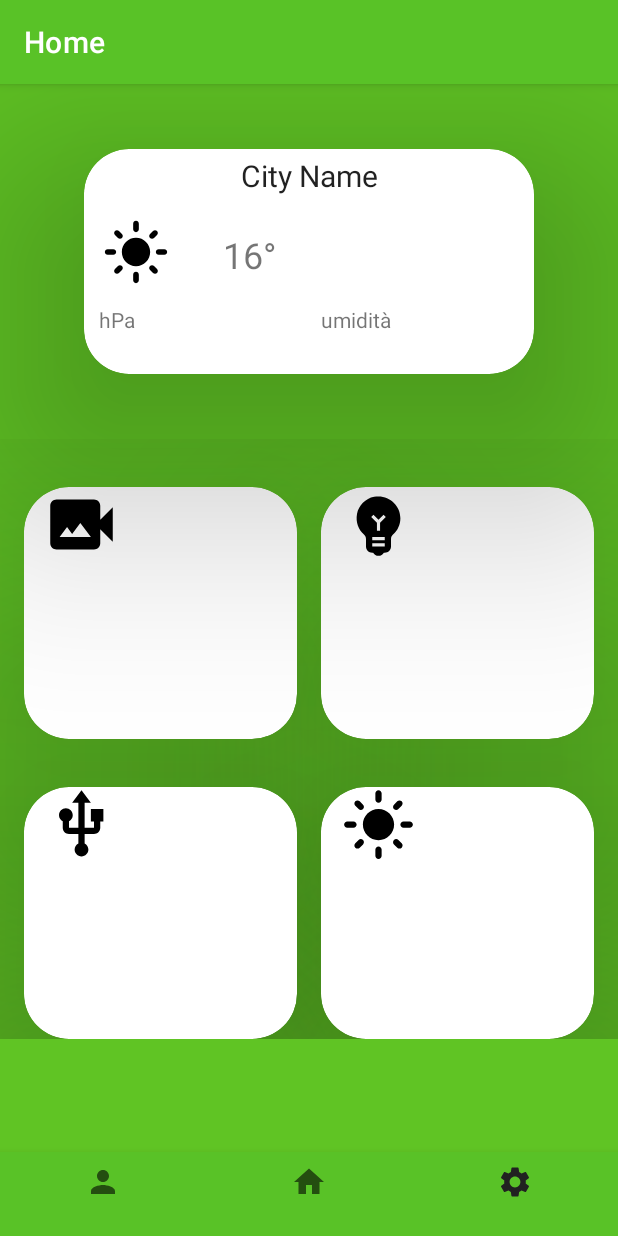
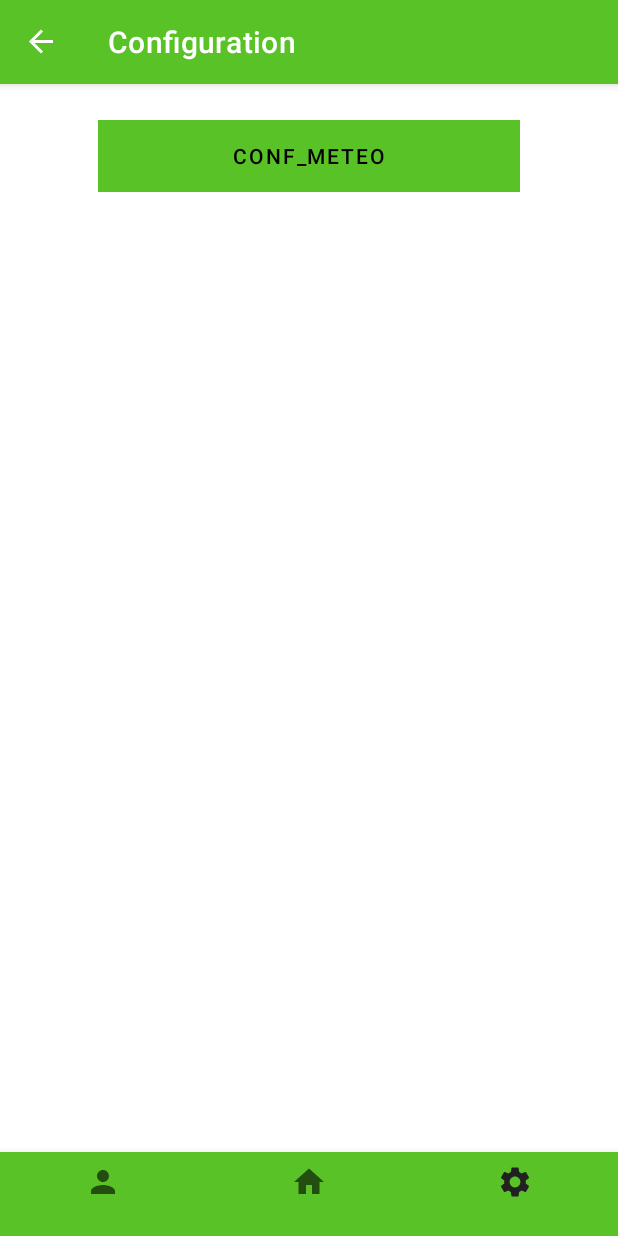
Before and after one commit to reirocco/Domotik, an Android app: the ConfigurationFragment screen opened through its navigation route, item 3 of the bottom bar chosen, on a phone screen of 412 x 824 dp. Run offline under Robolectric (Android 15) with nearby library versions, the phone set to English and light mode, and no system bars; our stand-ins replace Firebase (no records; nobody signed in at launch, a user with empty details on screens opened directly), data binding, navigation-ui; libraries missing offline, so code that uses them is left out: io.grpc.internal; 1 statement that could not run was skipped.

Commit message:
add Configuration and popup

```diff
--- a/app/build.gradle.kts
+++ b/app/build.gradle.kts
@@ -60,6 +60,7 @@ android {
         implementation("com.google.firebase:firebase-auth-ktx:22.3.0")
         implementation("androidx.databinding:databinding-runtime:8.2.0")
         implementation("com.google.firebase:firebase-database-ktx:20.3.0")
+        implementation("com.google.android.gms:play-services-location:21.1.0")
         testImplementation("junit:junit:4.13.2")
         androidTestImplementation("androidx.test.ext:junit:1.1.5")
         androidTestImplementation("androidx.test.espresso:espresso-core:3.5.1")
--- a/app/src/main/java/com/example/domotik/MainActivity.kt
+++ b/app/src/main/java/com/example/domotik/MainActivity.kt
@@ -3,7 +3,6 @@ package com.example.domotik
 //import com.example.domotik.ui.camera.CameraActivity
 import android.content.Intent
 import android.os.Bundle
-import android.util.Log
 import android.view.View
 import androidx.appcompat.app.AppCompatActivity
 import androidx.cardview.widget.CardView
@@ -18,8 +17,6 @@ import com.google.android.material.bottomnavigation.BottomNavigationView
 import com.google.firebase.auth.FirebaseAuth
 
 //import com.example.domotik.ui.videosorveglianza.VideoActivity
-
-
 
 
 class MainActivity : AppCompatActivity() {
@@ -44,48 +41,47 @@ class MainActivity : AppCompatActivity() {
         // menu should be considered as top level destinations.
         val appBarConfiguration = AppBarConfiguration(
             setOf(
-                R.id.navigation_home, R.id.navigation_dashboard, R.id.navigation_notifications
+                R.id.navigation_home, R.id.navigation_dashboard, R.id.configuration
             )
         )
         setupActionBarWithNavController(navController, appBarConfiguration)
         navView.setupWithNavController(navController)
+
+
         if (FirebaseAuth.getInstance().currentUser != null) {
+            true
+        } else {
+            true
+        }
+        //@valeria cannone A CHE SERVE STO CONTROLLO SE FALLISCE? COSA VOLEVI FARE?
+
+
         binding.navView.selectedItemId = R.id.navigation_dashboard
         binding.navView.setOnItemSelectedListener { menuItem ->
-
             when (menuItem.itemId) {
-
-                    //R.id.navigation_login -> navController.navigate(R.id.navigation_login)
+                /*
                 R.id.navigation_dashboard -> navController.navigate(R.id.impostazioni)
                 R.id.navigation_home -> navController.navigate(R.id.navigation_home)
-                    //R.id.navigation_notifications -> navController.navigate(R.id.impostazioni)
+                R.id.configuration -> navController.navigate(R.id.impostazioni)
+                R.id.impostazioni -> navController.navigate(R.id.navigation_home)
+                R.id.navigation_register -> navController.navigate(R.id.navigation_home)
+                R.id.configuration -> navController.navigate(R.id.navigation_dashboard)
+                R.id.navigation_login -> navController.navigate(R.id.navigation_login)
+                 */
 
-
+                R.id.navigation_dashboard -> navController.navigate(R.id.impostazioni)
+                R.id.navigation_home -> navController.navigate(R.id.navigation_home)
+                R.id.configuration -> navController.navigate(R.id.navigation_configuration)
             }
             true
         }
-        } else {
-            binding.navView.setOnItemSelectedListener { menuItem ->
-                when (menuItem.itemId) {
-                   R.id.navigation_dashboard -> navController.navigate(R.id.impostazioni)
-                    R.id.navigation_home -> navController.navigate(R.id.navigation_home)
-                   // R.id.navigation_notifications -> navController.navigate(R.id.impostazioni)
-                    R.id.impostazioni -> navController.navigate(R.id.navigation_home)
-                    R.id.navigation_register -> navController.navigate(R.id.navigation_home)
 
-                }
-                true
-            }
-        }
         /*cameraCard = findViewById<CardView>(R.id.card_camera)
         var cameraCardListener = cameraCard.setOnClickListener {
             Log.v("@string/logHost", "passo")
             val intent = Intent(this, VideoActivity::class.java)
             startActivity(intent)
         }*/
-
-
-
 
 
     }
--- a/app/src/main/java/com/example/domotik/network/api/WeatherApi.kt
+++ b/app/src/main/java/com/example/domotik/network/api/WeatherApi.kt
@@ -2,11 +2,16 @@ package com.example.domotik.network.api
 
 import com.example.domotik.network.model.Weather
 import retrofit2.http.GET
+import retrofit2.http.Query
 import com.example.domotik.ui.util.apiKey
+import retrofit2.http.Path
 
 interface WeatherApi {
 
     @GET("/data/2.5/weather?lat=43.6&lon=12.7&units=Metric&appid="+ apiKey)
     suspend fun curretWeather(): Weather
 
+    @GET("/data/2.5/weather?lat=43.6&lon=12.7&appid="+ apiKey)
+    suspend fun getWithMetric(@Query("units") units: String): Weather
+
 }
--- a/app/src/main/java/com/example/domotik/ui/dashboard/DashboardFragment.kt
+++ b/app/src/main/java/com/example/domotik/ui/configuration/ConfigurationFragment.kt
@@ -1,18 +1,21 @@
-package com.example.domotik.ui.dashboard
+package com.example.domotik.ui.configuration
 
 import android.os.Bundle
+import android.util.Log
 import android.view.LayoutInflater
 import android.view.View
 import android.view.ViewGroup
-import android.widget.TextView
+import androidx.appcompat.app.AppCompatActivity
 import androidx.fragment.app.Fragment
 import androidx.lifecycle.ViewModelProvider
-import com.example.domotik.databinding.FragmentDashboardBinding
+import com.example.domotik.R
+import com.example.domotik.databinding.FragmentConfigurationBinding
 import com.example.domotik.ui.home.HomeViewModel
+import kotlin.math.log
 
-class DashboardFragment : Fragment() {
+class ConfigurationFragment : Fragment() {
 
-    private var _binding: FragmentDashboardBinding? = null
+    private var _binding: FragmentConfigurationBinding? = null
 
     // This property is only valid between onCreateView and
     // onDestroyView.
@@ -27,15 +30,17 @@ class DashboardFragment : Fragment() {
             ViewModelProvider(this).get(HomeViewModel::class.java)
 
 
-        _binding = FragmentDashboardBinding.inflate(inflater, container, false)
+        _binding = FragmentConfigurationBinding.inflate(inflater, container, false)
         val root: View = binding.root
 
-        /*
-        val textView: TextView = binding.textDashboard
-        dashboardViewModel.text.observe(viewLifecycleOwner) {
-            textView.text = it
+        val button_meteo = binding.confMeteo
+        button_meteo.setOnClickListener{
+            Log.v(getString(R.string.log), "pulsante configurazione meteo premuto")
+            val popUpMeteo = PopUpMeteoFragment()
+            popUpMeteo.show((activity as AppCompatActivity).supportFragmentManager," popUpMeteo")
         }
-         */
+
+
         return root
     }
 
--- a/app/src/main/java/com/example/domotik/ui/dashboard/DashboardViewModel.kt
+++ b/app/src/main/java/com/example/domotik/ui/configuration/ConfigurationViewModel.kt
@@ -1,10 +1,10 @@
-package com.example.domotik.ui.dashboard
+package com.example.domotik.ui.configuration
 
 import androidx.lifecycle.LiveData
 import androidx.lifecycle.MutableLiveData
 import androidx.lifecycle.ViewModel
 
-class DashboardViewModel : ViewModel() {
+class ConfigurationViewModel : ViewModel() {
 
     private val _text = MutableLiveData<String>().apply {
         value = "This is dashboard Fragment"
--- a/app/src/main/java/com/example/domotik/ui/home/HomeFragment.kt
+++ b/app/src/main/java/com/example/domotik/ui/home/HomeFragment.kt
@@ -1,17 +1,26 @@
 package com.example.domotik.ui.home
 
+import android.Manifest
+import android.annotation.SuppressLint
+import android.content.pm.PackageManager
+import android.location.Location
 import android.os.Bundle
 import android.util.Log
 import android.view.LayoutInflater
 import android.view.View
 import android.view.ViewGroup
+import androidx.core.app.ActivityCompat
 import androidx.fragment.app.Fragment
 import androidx.lifecycle.Observer
 import androidx.lifecycle.ViewModelProvider
+import com.example.domotik.MainActivity
+import com.example.domotik.R
 import com.example.domotik.ui.viewModel.WeatherViewModel
 import com.example.domotik.databinding.FragmentHomeBinding
 import com.example.domotik.network.model.Coord
 import com.example.domotik.network.model.Weather
+import com.google.android.gms.location.FusedLocationProviderClient
+import com.google.android.gms.location.LocationServices
 
 class HomeFragment : Fragment() {
 
@@ -25,41 +34,37 @@ class HomeFragment : Fragment() {
     // Create a viewModel
     private val viewModel: HomeViewModel = HomeViewModel()
 
+    private lateinit var fusedLocationClient: FusedLocationProviderClient
+
     override fun onCreateView(
         inflater: LayoutInflater,
         container: ViewGroup?,
         savedInstanceState: Bundle?
     ): View {
-        Log.v("@string/logging", "Create Home Fragment View")
+        Log.v(getString(R.string.log), "Create Home Fragment View")
+
         val homeViewModel =
             ViewModelProvider(this).get(HomeViewModel::class.java)
 
         _binding = FragmentHomeBinding.inflate(inflater, container, false)
         val root: View = binding.root
 
-
-        /*val textNomeCitta: TextView = binding.textNomeCitta
-        homeViewModel.text.observe(viewLifecycleOwner) {
-            textNomeCitta.text = it
-        } // this is for the example
-         */
-
-
-        // FINE CHIAMATA API USER DI TEST
-
-        // INIZIO CHIAMATA APIWEATHER
+        // ######################################################################################## INIZIO CHIAMATA APIWEATHER
         //Prendo il view model dove memorizzerò i dati
         val weatherViewModel = ViewModelProvider(this).get(WeatherViewModel::class.java)
         // Recupero i dati dalle API
-        weatherViewModel.getCurretWeather()
+        try {
+            weatherViewModel.getCurretWeatherWithMetric("Metric")
+        }catch (e : Exception){
+            Log.v(getString(R.string.log),e.message.toString())
+        }
+
         // Creo l'observer sul dato da modificare
         weatherViewModel.myResponse.observe(viewLifecycleOwner, Observer {
-            Log.d("@String/log", it.toString())
+            //Log.d(getString(R.string.log), it.toString())
             viewModel.getUpdatedText(it)
         })
-
-
-        // FINE CHIAMATA APIWEATHER
+        // ######################################################################################## FINE CHIAMATA APIWEATHER
 
 
         return root
@@ -87,7 +92,7 @@ class HomeFragment : Fragment() {
 
     override fun onDestroyView() {
         super.onDestroyView()
-        Log.v("@string/log", "Destroy Home Fragment View")
+        Log.v(getString(R.string.log), "Destroy Home Fragment View")
         _binding = null
     }
 }
--- a/app/src/main/java/com/example/domotik/ui/viewModel/WeatherViewModel.kt
+++ b/app/src/main/java/com/example/domotik/ui/viewModel/WeatherViewModel.kt
@@ -1,11 +1,16 @@
 package com.example.domotik.ui.viewModel
 
+
+import android.util.Log
 import androidx.lifecycle.MutableLiveData
 import androidx.lifecycle.ViewModel
 import androidx.lifecycle.viewModelScope
+import com.example.domotik.R
 import com.example.domotik.network.WeatherNetwork
 import com.example.domotik.network.model.Weather
+import io.grpc.internal.JsonUtil
 import kotlinx.coroutines.launch
+
 
 class WeatherViewModel : ViewModel() {
 
@@ -13,7 +18,23 @@ class WeatherViewModel : ViewModel() {
 
     fun getCurretWeather() {
         viewModelScope.launch {
-            myResponse.value = WeatherNetwork.retrofit.curretWeather()
+            try{
+                myResponse.value = WeatherNetwork.retrofit.curretWeather()
+            }catch (e : Exception){
+                throw Exception("Weather exception : " + e.message)
+            }
+
+        }
+    }
+
+    fun getCurretWeatherWithMetric(units: String) {
+        viewModelScope.launch {
+            try{
+                myResponse.value = WeatherNetwork.retrofit.getWithMetric(units)
+            }catch (e : Exception){
+                throw Exception("Weather exception : " + e.message)
+            }
+
         }
     }
 }
--- /dev/null
+++ b/app/src/main/res/layout/fragment_configuration.xml
@@ -0,0 +1,42 @@
+<?xml version="1.0" encoding="utf-8"?>
+<layout xmlns:android="http://schemas.android.com/apk/res/android"
+    xmlns:app="http://schemas.android.com/apk/res-auto"
+    xmlns:tools="http://schemas.android.com/tools">
+
+    <androidx.constraintlayout.widget.ConstraintLayout
+        android:layout_width="match_parent"
+        android:layout_height="match_parent">
+
+        <ScrollView
+            android:id="@+id/scrollView2"
+            android:layout_width="0dp"
+            android:layout_height="0dp"
+            android:layout_marginStart="65dp"
+            android:layout_marginTop="24dp"
+            android:layout_marginEnd="65dp"
+            app:layout_constraintBottom_toBottomOf="parent"
+            app:layout_constraintEnd_toEndOf="parent"
+            app:layout_constraintStart_toStartOf="parent"
+            app:layout_constraintTop_toTopOf="parent">
+
+            <LinearLayout
+                android:layout_width="match_parent"
+                android:layout_height="wrap_content"
+                android:orientation="vertical">
+
+                <Button
+                    android:id="@+id/conf_meteo"
+                    android:layout_width="match_parent"
+                    android:layout_height="wrap_content"
+                    android:background="#FFFFFF"
+                    android:backgroundTint="#FFFFFF"
+                    android:text="conf_meteo"
+                    android:textColor="#000000"
+                    app:iconTint="@color/white"
+                    app:rippleColor="#FFFFFF"
+                    tools:text="Configurazione Meteo" />
+
+            </LinearLayout>
+        </ScrollView>
+    </androidx.constraintlayout.widget.ConstraintLayout>
+</layout>
--- a/app/src/main/res/menu/bottom_nav_menu.xml
+++ b/app/src/main/res/menu/bottom_nav_menu.xml
@@ -12,7 +12,7 @@
         android:title="" />
 
     <item
-        android:id="@+id/navigation_notifications"
+        android:id="@+id/configuration"
         android:icon="@drawable/baseline_settings_24"
         android:title="" />
 </menu>
--- a/app/src/main/res/navigation/mobile_navigation.xml
+++ b/app/src/main/res/navigation/mobile_navigation.xml
@@ -13,13 +13,13 @@
         tools:layout="@layout/fragment_home"/>
 
     <fragment
-        android:id="@+id/navigation_red"
-        android:name="com.example.domotik.ui.dashboard.DashboardFragment"
-        android:label="@string/title_dashboard"
-        tools:layout="@layout/fragment_dashboard" />
+        android:id="@+id/navigation_configuration"
+        android:name="com.example.domotik.ui.configuration.ConfigurationFragment"
+        android:label="@string/title_configuration"
+        tools:layout="@layout/fragment_configuration" />
 
     <fragment
-        android:id="@+id/navigation_notifications"
+        android:id="@+id/configuration"
         android:name="com.example.domotik.ui.notifications.NotificationsFragment"
         android:label="@string/title_notifications"
         tools:menu="@menu/settings_menu" />
--- a/app/src/main/res/values/strings.xml
+++ b/app/src/main/res/values/strings.xml
@@ -1,7 +1,7 @@
 <resources>
     <string name="app_name">Domotik</string>
     <string name="title_home">Home</string>
-    <string name="title_dashboard">Dashboard</string>
+    <string name="title_configuration">Configuration</string>
     <string name="title_notifications">Notifications</string>
     <string name="log">Domotik</string>
 </resources>
```
Also changed, not shown: app/src/main/AndroidManifest.xml (+10 -1 lines), app/src/main/java/com/example/domotik/ui/configuration/PopUpMeteoFragment.kt (added, +23 -0 lines), app/src/main/res/layout/fragment_dashboard.xml (deleted, +0 -28 lines), app/src/main/res/layout/fragment_pop_up.xml (added, +21 -0 lines). Lines whose indentation alone changed are shown as unchanged.
